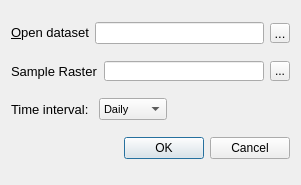
The window that waterpybal_ui_design/open_dataset.ui (IDAEA-EVS/waterpybal) describes before a commit, drawn with Qt 5.
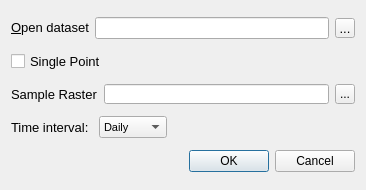
The same window after the commit.

The edit to the form file:
```diff
--- a/waterpybal_ui_design/open_dataset.ui
+++ b/waterpybal_ui_design/open_dataset.ui
@@ -6,8 +6,8 @@
    <rect>
     <x>0</x>
     <y>0</y>
-    <width>276</width>
-    <height>185</height>
+    <width>366</width>
+    <height>190</height>
    </rect>
   </property>
   <property name="windowTitle">
@@ -78,6 +78,35 @@
      </item>
     </layout>
    </item>
+   <item>
+    <layout class="QHBoxLayout" name="horizontalLayout_4">
+     <item>
+      <widget class="QCheckBox" name="checkBox_single_point">
+       <property name="font">
+        <font>
+         <pointsize>10</pointsize>
+        </font>
+       </property>
+       <property name="text">
+        <string>Single Point</string>
+       </property>
+      </widget>
+     </item>
+     <item>
+      <spacer name="horizontalSpacer_2">
+       <property name="orientation">
+        <enum>Qt::Horizontal</enum>
+       </property>
+       <property name="sizeHint" stdset="0">
+        <size>
+         <width>40</width>
+         <height>20</height>
+        </size>
+       </property>
+      </spacer>
+     </item>
+    </layout>
+   </item>
    <item>
     <layout class="QHBoxLayout" name="horizontalLayout_2">
      <item>
```
